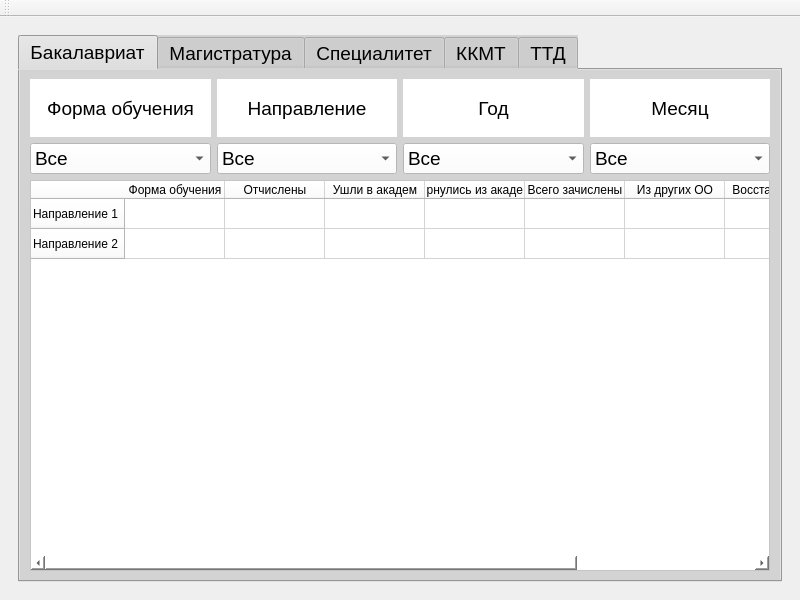
Above: Диплом/UI.ui from prog-kkkmt/p1-17 before the change. Below: the same form after it.
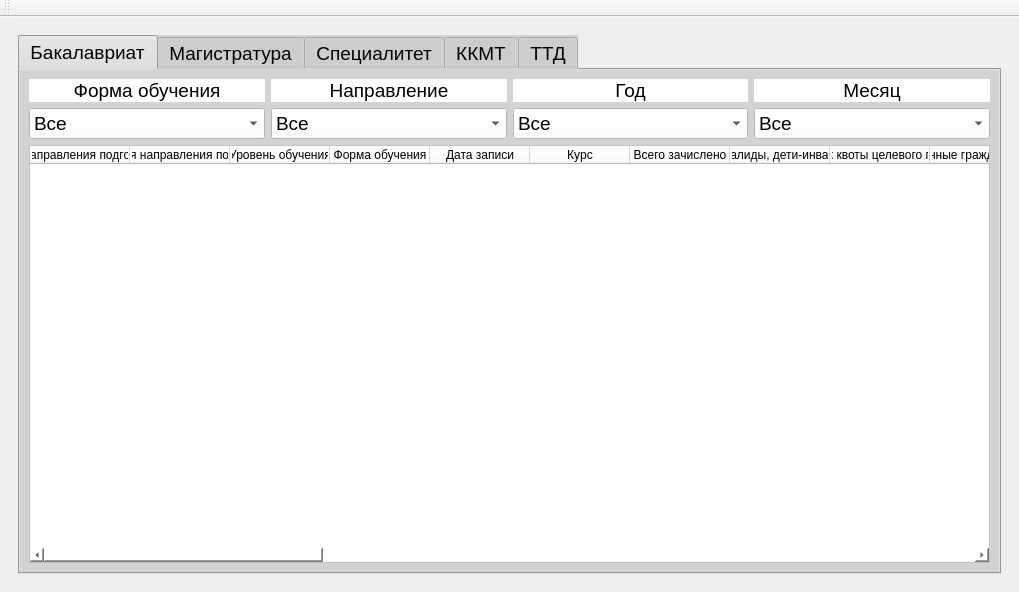
That is the form after the change. Icons and pictures are not drawn.

```diff
--- a/Диплом/UI.ui
+++ b/Диплом/UI.ui
@@ -6,12 +6,22 @@
    <rect>
     <x>0</x>
     <y>0</y>
-    <width>800</width>
-    <height>600</height>
+    <width>1019</width>
+    <height>592</height>
    </rect>
   </property>
   <property name="windowTitle">
-   <string>MainWindow</string>
+   <string>StudInStudOut</string>
+  </property>
+  <property name="windowIcon">
+   <iconset>
+    <normaloff>Изображения/free-icon-binder-4624080.png</normaloff>Изображения/free-icon-binder-4624080.png</iconset>
+  </property>
+  <property name="iconSize">
+   <size>
+    <width>30</width>
+    <height>30</height>
+   </size>
   </property>
   <widget class="QWidget" name="centralwidget">
    <layout class="QGridLayout" name="gridLayout">
@@ -48,201 +58,103 @@
             <string>Бакалавриат</string>
            </attribute>
            <layout class="QGridLayout" name="gridLayout_3">
-            <item row="0" column="0">
-             <layout class="QGridLayout" name="gridLayout_2">
-              <item row="1" column="2">
-               <widget class="QComboBox" name="comboBox_3">
-                <property name="font">
-                 <font>
-                  <pointsize>14</pointsize>
-                 </font>
-                </property>
-                <property name="styleSheet">
-                 <string notr="true">background-color: rgb(255, 255, 255);</string>
-                </property>
-                <item>
-                 <property name="text">
-                  <string>Все</string>
-                 </property>
-                </item>
-               </widget>
-              </item>
-              <item row="0" column="0">
-               <widget class="QLabel" name="label">
-                <property name="font">
-                 <font>
-                  <pointsize>14</pointsize>
-                 </font>
-                </property>
-                <property name="focusPolicy">
-                 <enum>Qt::NoFocus</enum>
-                </property>
-                <property name="styleSheet">
-                 <string notr="true">background-color: rgb(255, 255, 255);</string>
-                </property>
-                <property name="text">
-                 <string>Форма обучения</string>
-                </property>
-                <property name="alignment">
-                 <set>Qt::AlignCenter</set>
-                </property>
-               </widget>
-              </item>
-              <item row="0" column="2">
-               <widget class="QLabel" name="label_3">
-                <property name="font">
-                 <font>
-                  <pointsize>14</pointsize>
-                 </font>
-                </property>
-                <property name="focusPolicy">
-                 <enum>Qt::NoFocus</enum>
-                </property>
-                <property name="styleSheet">
-                 <string notr="true">background-color: rgb(255, 255, 255);</string>
-                </property>
-                <property name="text">
-                 <string>Год</string>
-                </property>
-                <property name="alignment">
-                 <set>Qt::AlignCenter</set>
-                </property>
-               </widget>
-              </item>
-              <item row="1" column="1">
-               <widget class="QComboBox" name="comboBox_2">
-                <property name="font">
-                 <font>
-                  <pointsize>14</pointsize>
-                 </font>
-                </property>
-                <property name="styleSheet">
-                 <string notr="true">background-color: rgb(255, 255, 255);</string>
-                </property>
-                <item>
-                 <property name="text">
-                  <string>Все</string>
-                 </property>
-                </item>
-               </widget>
-              </item>
-              <item row="0" column="3">
-               <widget class="QLabel" name="label_4">
-                <property name="font">
-                 <font>
-                  <pointsize>14</pointsize>
-                 </font>
-                </property>
-                <property name="focusPolicy">
-                 <enum>Qt::NoFocus</enum>
-                </property>
-                <property name="styleSheet">
-                 <string notr="true">background-color: rgb(255, 255, 255);</string>
-                </property>
-                <property name="text">
-                 <string>Месяц</string>
-                </property>
-                <property name="alignment">
-                 <set>Qt::AlignCenter</set>
-                </property>
-               </widget>
-              </item>
-              <item row="1" column="3">
-               <widget class="QComboBox" name="comboBox_4">
-                <property name="font">
-                 <font>
-                  <pointsize>14</pointsize>
-                 </font>
-                </property>
-                <property name="styleSheet">
-                 <string notr="true">background-color: rgb(255, 255, 255);</string>
-                </property>
-                <item>
-                 <property name="text">
-                  <string>Все</string>
-                 </property>
-                </item>
-               </widget>
-              </item>
-              <item row="1" column="0">
-               <widget class="QComboBox" name="comboBox">
-                <property name="font">
-                 <font>
-                  <pointsize>14</pointsize>
-                 </font>
-                </property>
-                <property name="styleSheet">
-                 <string notr="true">background-color: rgb(255, 255, 255);</string>
-                </property>
-                <item>
-                 <property name="text">
-                  <string>Все</string>
-                 </property>
-                </item>
-               </widget>
-              </item>
-              <item row="0" column="1">
-               <widget class="QLabel" name="label_2">
-                <property name="font">
-                 <font>
-                  <pointsize>14</pointsize>
-                 </font>
-                </property>
-                <property name="focusPolicy">
-                 <enum>Qt::NoFocus</enum>
-                </property>
-                <property name="styleSheet">
-                 <string notr="true">background-color: rgb(255, 255, 255);</string>
-                </property>
-                <property name="text">
-                 <string>Направление</string>
-                </property>
-                <property name="alignment">
-                 <set>Qt::AlignCenter</set>
-                </property>
-               </widget>
-              </item>
-             </layout>
-            </item>
             <item row="1" column="0">
              <widget class="QTableWidget" name="tableWidget">
               <property name="maximumSize">
                <size>
-                <width>740</width>
-                <height>391</height>
+                <width>16777215</width>
+                <height>16777215</height>
                </size>
               </property>
+              <property name="font">
+               <font>
+                <pointsize>14</pointsize>
+               </font>
+              </property>
               <property name="styleSheet">
                <string notr="true">background-color: rgb(255, 255, 255);</string>
               </property>
+              <property name="frameShape">
+               <enum>QFrame::StyledPanel</enum>
+              </property>
+              <property name="frameShadow">
+               <enum>QFrame::Sunken</enum>
+              </property>
+              <property name="sizeAdjustPolicy">
+               <enum>QAbstractScrollArea::AdjustIgnored</enum>
+              </property>
               <property name="defaultDropAction">
                <enum>Qt::IgnoreAction</enum>
               </property>
               <property name="selectionMode">
                <enum>QAbstractItemView::ExtendedSelection</enum>
               </property>
+              <property name="showGrid">
+               <bool>true</bool>
+              </property>
               <property name="gridStyle">
                <enum>Qt::SolidLine</enum>
               </property>
               <property name="sortingEnabled">
                <bool>true</bool>
               </property>
+              <property name="cornerButtonEnabled">
+               <bool>false</bool>
+              </property>
               <property name="rowCount">
-               <number>2</number>
+               <number>0</number>
               </property>
               <property name="columnCount">
-               <number>8</number>
+               <number>30</number>
               </property>
-              <row>
+              <attribute name="horizontalHeaderVisible">
+               <bool>true</bool>
+              </attribute>
+              <attribute name="horizontalHeaderCascadingSectionResizes">
+               <bool>false</bool>
+              </attribute>
+              <attribute name="horizontalHeaderDefaultSectionSize">
+               <number>100</number>
+              </attribute>
+              <attribute name="horizontalHeaderHighlightSections">
+               <bool>true</bool>
+              </attribute>
+              <attribute name="horizontalHeaderStretchLastSection">
+               <bool>false</bool>
+              </attribute>
+              <attribute name="verticalHeaderVisible">
+               <bool>true</bool>
+              </attribute>
+              <attribute name="verticalHeaderCascadingSectionResizes">
+               <bool>false</bool>
+              </attribute>
+              <attribute name="verticalHeaderMinimumSectionSize">
+               <number>30</number>
+              </attribute>
+              <attribute name="verticalHeaderDefaultSectionSize">
+               <number>30</number>
+              </attribute>
+              <attribute name="verticalHeaderShowSortIndicator" stdset="0">
+               <bool>true</bool>
+              </attribute>
+              <attribute name="verticalHeaderStretchLastSection">
+               <bool>false</bool>
+              </attribute>
+              <column>
                <property name="text">
-                <string>Направление 1</string>
+                <string>Код направления подготовки</string>
                </property>
-              </row>
-              <row>
+              </column>
+              <column>
                <property name="text">
-                <string>Направление 2</string>
+                <string>Названия направления подготовки</string>
                </property>
-              </row>
+              </column>
+              <column>
+               <property name="text">
+                <string>Уровень обучения</string>
+               </property>
+              </column>
               <column>
                <property name="text">
                 <string>Форма обучения</string>
@@ -250,41 +162,334 @@
               </column>
               <column>
                <property name="text">
-                <string>Отчислены</string>
+                <string>Дата записи</string>
                </property>
               </column>
               <column>
                <property name="text">
-                <string>Ушли в академ</string>
+                <string>Курс</string>
                </property>
               </column>
               <column>
                <property name="text">
-                <string>Вернулись из академа</string>
+                <string>Всего зачислено</string>
                </property>
               </column>
               <column>
                <property name="text">
-                <string>Всего зачислены</string>
+                <string>Из них лица с ОВЗ, инвалиды, дети-инвалиды (всего зачислено)</string>
                </property>
               </column>
               <column>
                <property name="text">
-                <string>Из других ОО</string>
+                <string>Из них на места в рамках квоты целевого приема (всего зачислено)</string>
                </property>
               </column>
               <column>
                <property name="text">
-                <string>Восстановлено</string>
+                <string>Из них иностранные граждане (всего зачислено)</string>
                </property>
               </column>
               <column>
                <property name="text">
-                <string>Другие причины</string>
+                <string>Всего отчислено</string>
+               </property>
+              </column>
+              <column>
+               <property name="text">
+                <string>Из них лица с ОВЗ, инвалиды, дети-инвалиды (всего отчислено)</string>
+               </property>
+              </column>
+              <column>
+               <property name="text">
+                <string>Из них на места в рамках квоты целевого приема (всего отчислено)</string>
+               </property>
+              </column>
+              <column>
+               <property name="text">
+                <string>Из них иностранные граждане (всего отчислено)</string>
+               </property>
+              </column>
+              <column>
+               <property name="text">
+                <string>Зачислено за счет бюджетных ассигнований бюджета субъекта РФ</string>
+               </property>
+              </column>
+              <column>
+               <property name="text">
+                <string>Из них лица с ОВЗ, инвалиды, дети-инвалиды (зачислено бюджет)</string>
+               </property>
+              </column>
+              <column>
+               <property name="text">
+                <string>Из них на места в рамках квоты целевого приема (зачислено бюджет)</string>
+               </property>
+              </column>
+              <column>
+               <property name="text">
+                <string>Из них иностранные граждане (зачислено бюджет)</string>
+               </property>
+              </column>
+              <column>
+               <property name="text">
+                <string>Зачислено по договорам об оказании платных образовательных услуг</string>
+               </property>
+              </column>
+              <column>
+               <property name="text">
+                <string>Из них лица с ОВЗ, инвалиды, дети-инвалиды (зачислено платное)</string>
+               </property>
+              </column>
+              <column>
+               <property name="text">
+                <string>Из них на места в рамках квоты целевого приема (зачислено платное)</string>
+               </property>
+              </column>
+              <column>
+               <property name="text">
+                <string>Из них иностранные граждане (зачислено платное)</string>
+               </property>
+              </column>
+              <column>
+               <property name="text">
+                <string>Отчислено за счет бюджетных ассигнований бюджета субъекта РФ</string>
+               </property>
+              </column>
+              <column>
+               <property name="text">
+                <string>Из них лица с ОВЗ, инвалиды, дети-инвалиды (отчислено бюджет)</string>
+               </property>
+              </column>
+              <column>
+               <property name="text">
+                <string>Из них на места в рамках квоты целевого приема (отчислено бюджет)</string>
+               </property>
+              </column>
+              <column>
+               <property name="text">
+                <string>Из них иностранные граждане (отчислено бюджет)</string>
+               </property>
+              </column>
+              <column>
+               <property name="text">
+                <string>Отчислено по договорам об оказании платных образовательных услуг</string>
+               </property>
+              </column>
+              <column>
+               <property name="text">
+                <string>Из них лица с ОВЗ, инвалиды, дети-инвалиды (отчислено платное)</string>
+               </property>
+              </column>
+              <column>
+               <property name="text">
+                <string>Из них на места в рамках квоты целевого приема (отчислено платное)</string>
+               </property>
+              </column>
+              <column>
+               <property name="text">
+                <string>Из них иностранные граждане (отчислено платное)</string>
                </property>
               </column>
              </widget>
             </item>
+            <item row="0" column="0">
+             <layout class="QGridLayout" name="grid_layout_b">
+              <item row="0" column="0">
+               <widget class="QLabel" name="foe_label_b">
+                <property name="maximumSize">
+                 <size>
+                  <width>16777215</width>
+                  <height>28</height>
+                 </size>
+                </property>
+                <property name="font">
+                 <font>
+                  <pointsize>14</pointsize>
+                 </font>
+                </property>
+                <property name="focusPolicy">
+                 <enum>Qt::NoFocus</enum>
+                </property>
+                <property name="styleSheet">
+                 <string notr="true">background-color: rgb(255, 255, 255);</string>
+                </property>
+                <property name="text">
+                 <string>Форма обучения</string>
+                </property>
+                <property name="alignment">
+                 <set>Qt::AlignCenter</set>
+                </property>
+               </widget>
+              </item>
+              <item row="1" column="0">
+               <widget class="QComboBox" name="foe_combo_box_b">
+                <property name="font">
+                 <font>
+                  <pointsize>14</pointsize>
+                 </font>
+                </property>
+                <property name="styleSheet">
+                 <string notr="true">background-color: rgb(255, 255, 255);</string>
+                </property>
+                <item>
+                 <property name="text">
+                  <string>Все</string>
+                 </property>
+                </item>
+                <item>
+                 <property name="text">
+                  <string>Очная</string>
+                 </property>
+                </item>
+                <item>
+                 <property name="text">
+                  <string>Очно-заочная</string>
+                 </property>
+                </item>
+                <item>
+                 <property name="text">
+                  <string>Заочная</string>
+                 </property>
+                </item>
+               </widget>
+              </item>
+              <item row="0" column="1">
+               <widget class="QLabel" name="direction_label_b">
+                <property name="maximumSize">
+                 <size>
+                  <width>16777215</width>
+                  <height>28</height>
+                 </size>
+                </property>
+                <property name="font">
+                 <font>
+                  <pointsize>14</pointsize>
+                 </font>
+                </property>
+                <property name="focusPolicy">
+                 <enum>Qt::NoFocus</enum>
+                </property>
+                <property name="styleSheet">
+                 <string notr="true">background-color: rgb(255, 255, 255);</string>
+                </property>
+                <property name="text">
+                 <string>Направление</string>
+                </property>
+                <property name="alignment">
+                 <set>Qt::AlignCenter</set>
+                </property>
+               </widget>
+              </item>
+              <item row="1" column="2">
+               <widget class="QComboBox" name="year_combo_box_b">
+                <property name="font">
+                 <font>
+                  <pointsize>14</pointsize>
+                 </font>
+                </property>
+                <property name="styleSheet">
+                 <string notr="true">background-color: rgb(255, 255, 255);</string>
+                </property>
+                <item>
+                 <property name="text">
+                  <string>Все</string>
+                 </property>
+                </item>
+               </widget>
+              </item>
+              <item row="0" column="2">
+               <widget class="QLabel" name="year_label_b">
+                <property name="maximumSize">
+                 <size>
+                  <width>16777215</width>
+                  <height>28</height>
+                 </size>
+                </property>
+                <property name="font">
+                 <font>
+                  <pointsize>14</pointsize>
+                 </font>
+                </property>
+                <property name="focusPolicy">
+                 <enum>Qt::NoFocus</enum>
+                </property>
+                <property name="styleSheet">
+                 <string notr="true">background-color: rgb(255, 255, 255);</string>
+                </property>
+                <property name="frameShape">
+                 <enum>QFrame::NoFrame</enum>
+                </property>
+                <property name="text">
+                 <string>Год</string>
+                </property>
+                <property name="alignment">
+                 <set>Qt::AlignCenter</set>
+                </property>
+               </widget>
+              </item>
+              <item row="1" column="3">
+               <widget class="QComboBox" name="month_combo_box_b">
+                <property name="font">
+                 <font>
+                  <pointsize>14</pointsize>
+                 </font>
+                </property>
+                <property name="styleSheet">
+                 <string notr="true">background-color: rgb(255, 255, 255);</string>
+                </property>
+                <item>
+                 <property name="text">
+                  <string>Все</string>
+                 </property>
+                </item>
+               </widget>
+              </item>
+              <item row="1" column="1">
+               <widget class="QComboBox" name="direction_combo_box_b">
+                <property name="font">
+                 <font>
+                  <pointsize>14</pointsize>
+                 </font>
+                </property>
+                <property name="styleSheet">
+                 <string notr="true">background-color: rgb(255, 255, 255);</string>
+                </property>
+                <item>
+                 <property name="text">
+                  <string>Все</string>
+                 </property>
+                </item>
+               </widget>
+              </item>
+              <item row="0" column="3">
+               <widget class="QLabel" name="month_label_b">
+                <property name="maximumSize">
+                 <size>
+                  <width>16777215</width>
+                  <height>28</height>
+                 </size>
+                </property>
+                <property name="font">
+                 <font>
+                  <pointsize>14</pointsize>
+                 </font>
+                </property>
+                <property name="focusPolicy">
+                 <enum>Qt::NoFocus</enum>
+                </property>
+                <property name="styleSheet">
+                 <string notr="true">background-color: rgb(255, 255, 255);</string>
+                </property>
+                <property name="text">
+                 <string>Месяц</string>
+                </property>
+                <property name="alignment">
+                 <set>Qt::AlignCenter</set>
+                </property>
+               </widget>
+              </item>
+             </layout>
+            </item>
            </layout>
           </widget>
           <widget class="QWidget" name="tab_2">
```
Left out of the diff: 1463 changed lines with no effect on the pictures.
